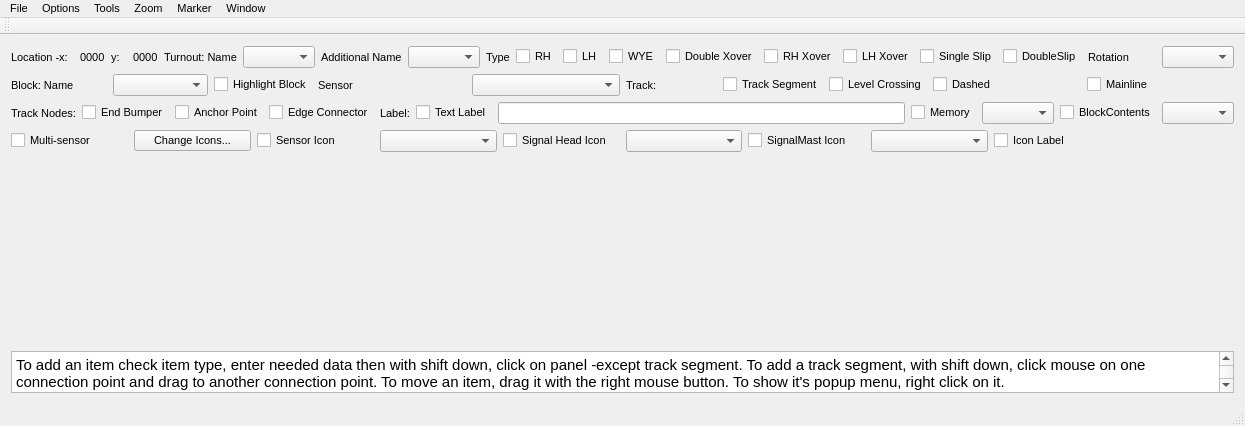
Above: LayoutEditor/layouteditor.ui from allenck/DecoderPro_app before the change. Below: the same form after it.
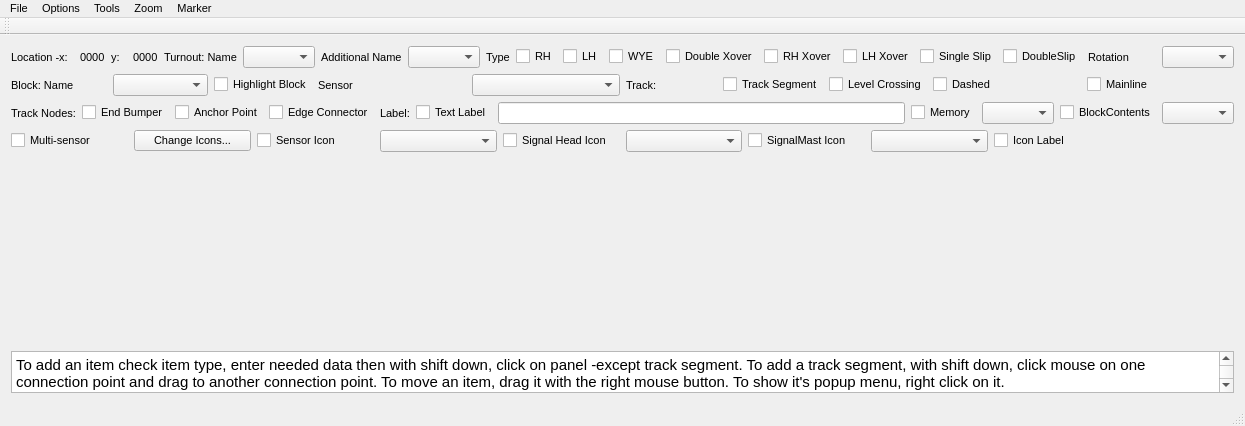
That is the form after the change. Custom widgets are drawn as their Qt base class.

Commit message: Working on LayoutEditor menus

What changed in the file:
```diff
--- a/LayoutEditor/layouteditor.ui
+++ b/LayoutEditor/layouteditor.ui
@@ -553,21 +553,12 @@
     <property name="title">
      <string>Marker</string>
     </property>
-    <addaction name="actionAdd_loco"/>
-    <addaction name="actionAdd_loco_from_roster"/>
-    <addaction name="actionRemove_markers"/>
-   </widget>
-   <widget class="QMenu" name="menuWindow">
-    <property name="title">
-     <string>Window</string>
-    </property>
    </widget>
    <addaction name="menuFile"/>
    <addaction name="menuOptions"/>
    <addaction name="menuTools"/>
    <addaction name="menuZoom"/>
    <addaction name="menuMarker"/>
-   <addaction name="menuWindow"/>
   </widget>
   <widget class="QToolBar" name="mainToolBar">
    <property name="font">
```
Left out of the diff: 66 changed lines with no effect on the pictures. The commit also changes 22 other files.
